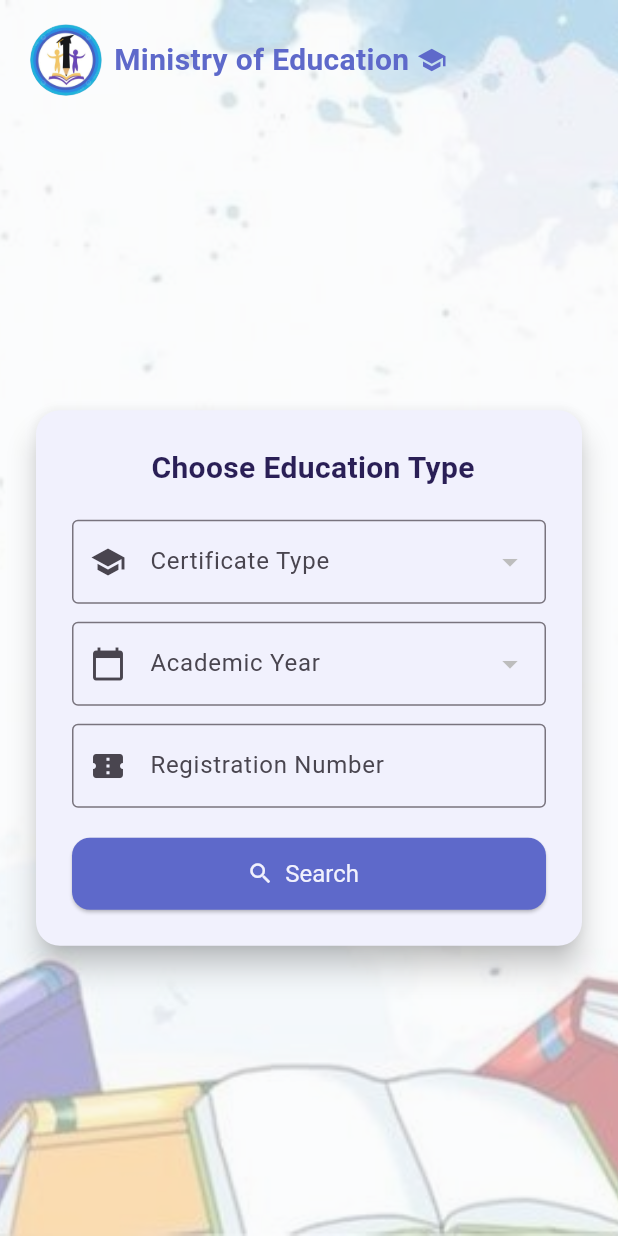
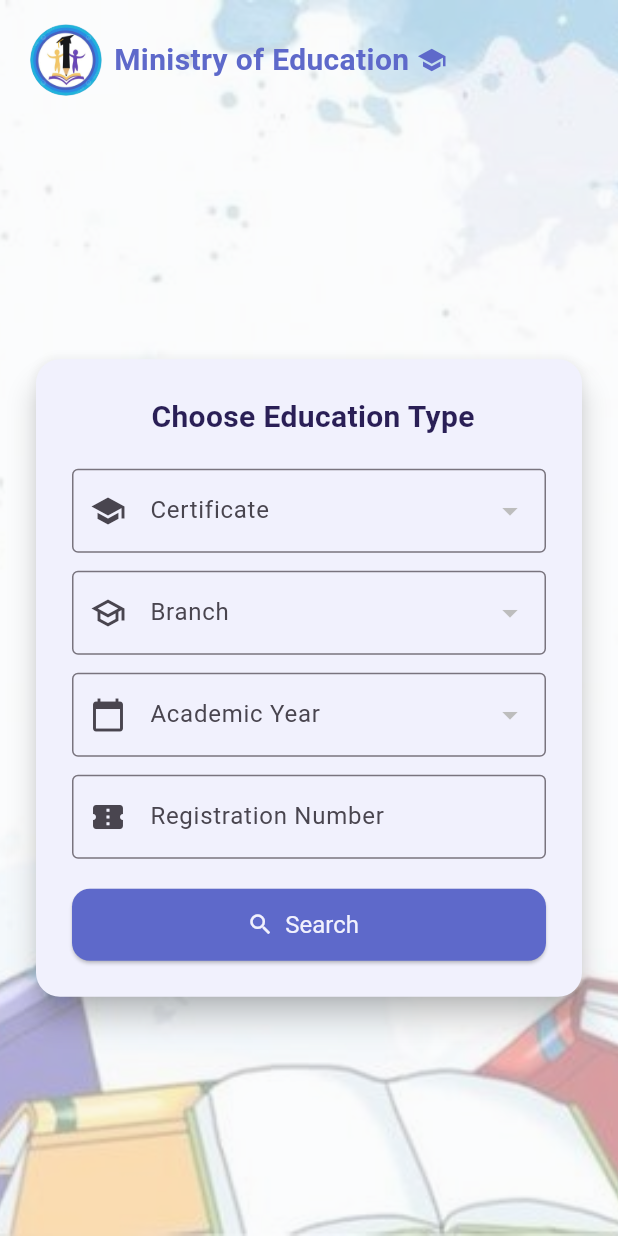
Before and after one commit to diaasabbagh/ministry, a Flutter app: the SearchPage screen opened by its route, on a phone screen of 412 x 824 dp. Run offline on Flutter 3.47's test engine with Material 3 defaults, Android fonts, the phone set to English and light mode, and no system bars; our stand-ins replace shared_preferences; accounts and stored records are empty; network calls fail.

Commit message:
Add certification and branch dropdowns

```diff
--- a/lib/models/education_model.dart
+++ b/lib/models/education_model.dart
@@ -3,12 +3,20 @@ import 'package:flutter/material.dart';
 class CertTypeModel {
   final int id;
   final String certificationName;
+  final String name;
 
-  CertTypeModel({required this.id, required this.certificationName});
+  CertTypeModel({
+    required this.id,
+    required this.certificationName,
+    required this.name,
+  });
 
   factory CertTypeModel.fromJson(Map<String, dynamic> json) {
     return CertTypeModel(
-        id: json['id'], certificationName: json['certification']['name']);
+      id: json['id'],
+      certificationName: json['certification']['name'],
+      name: json['name'],
+    );
   }
 }
 
--- a/lib/secreens/search_page.dart
+++ b/lib/secreens/search_page.dart
@@ -18,13 +18,15 @@ class SearchPage extends StatefulWidget {
 
 class _SearchPageState extends State<SearchPage> {
   List<CertTypeModel> certTypes = [];
+  List<String> certifications = [];
+  String? selectedCertification;
   bool isCertLoading = true;
 
   List<YearModel> years = [];
   YearModel? selectedYear;
   bool isLoading = true;
 
-  int? certTypeId ;
+  int? certTypeId;
   int? eYearId;
   final TextEditingController numberController = TextEditingController();
 
@@ -45,8 +47,11 @@ class _SearchPageState extends State<SearchPage> {
 
       if (response.statusCode == 200) {
         final List data = jsonDecode(response.body)['data'];
+        final types = data.map((e) => CertTypeModel.fromJson(e)).toList();
         setState(() {
-          certTypes = data.map((e) => CertTypeModel.fromJson(e)).toList();
+          certTypes = types;
+          certifications =
+              types.map((e) => e.certificationName).toSet().toList();
           isCertLoading = false;
         });
       } else {
@@ -147,21 +152,47 @@ class _SearchPageState extends State<SearchPage> {
                           ),
                           const SizedBox(height: 20),
 
-                          // نوع الشهادة
+                          // قائمة الشهادات
 
+                          DropdownButtonFormField<String>(
+                            decoration: const InputDecoration(
+                              prefixIcon: Icon(Icons.school),
+                              labelText: "Certificate",
+                              border: OutlineInputBorder(),
+                            ),
+                            value: selectedCertification,
+                            items: certifications
+                                .map((name) => DropdownMenuItem<String>(
+                                      value: name,
+                                      child: Text(name),
+                                    ))
+                                .toList(),
+                            onChanged: (value) {
+                              setState(() {
+                                selectedCertification = value;
+                                certTypeId = null; // reset branch selection
+                              });
+                            },
+                          ),
+
+                          const SizedBox(height: 12),
+
+                          // قائمة الافراع
                           DropdownButtonFormField<int>(
                             decoration: const InputDecoration(
-                              prefixIcon: Icon(Icons.school),
-                              labelText: "Certificate Type",
+                              prefixIcon: Icon(Icons.school_outlined),
+                              labelText: "Branch",
                               border: OutlineInputBorder(),
                             ),
-                            items: certTypes.map((cert) {
-                              return DropdownMenuItem<int>(
-                                value: cert.id,
-                                child: Text(cert.certificationName),
-                              );
-                            }).toList(),
-
+                            value: certTypeId,
+                            items: certTypes
+                                .where((c) =>
+                                    c.certificationName == selectedCertification)
+                                .map((c) => DropdownMenuItem<int>(
+                                      value: c.id,
+                                      child: Text(c.name),
+                                    ))
+                                .toList(),
                             onChanged: (value) {
                               setState(() {
                                 certTypeId = value;
```
